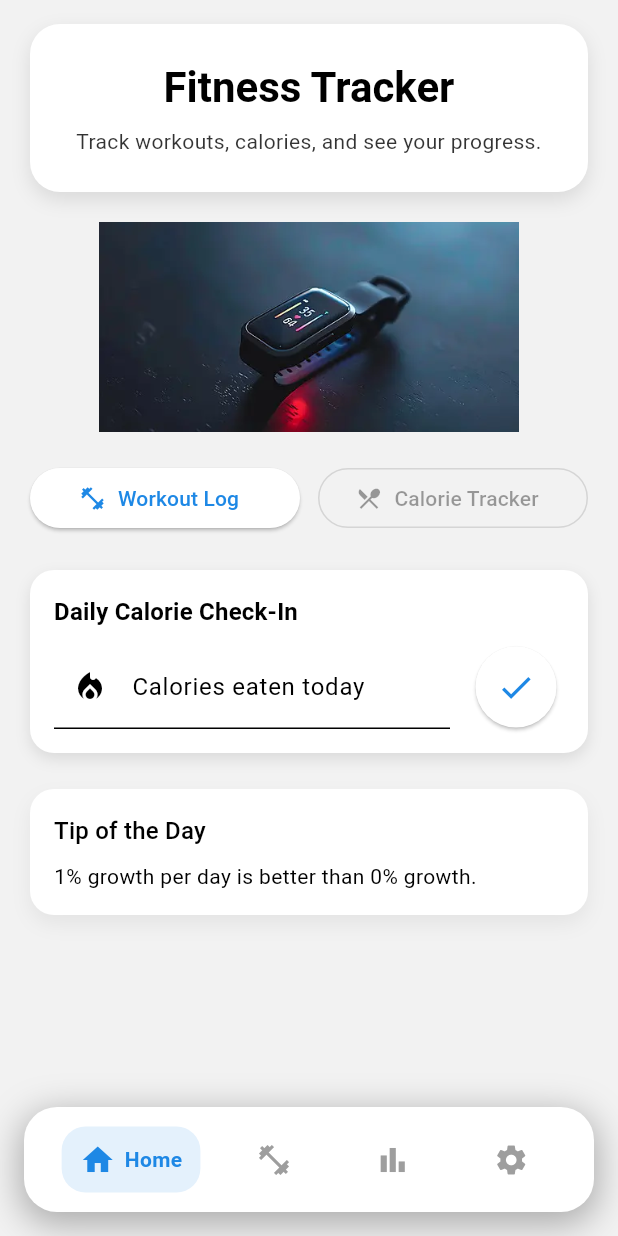
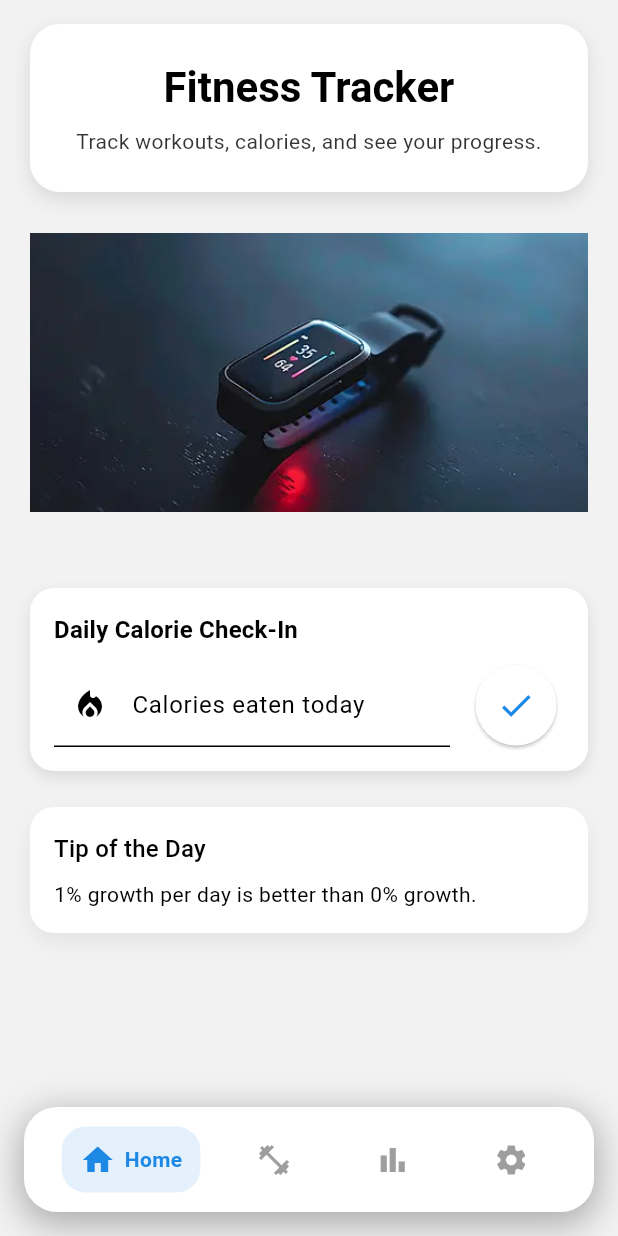
Before and after one commit to kvo110/fitness_tracker, a Flutter app: the screen it shows after launch, on a phone screen of 412 x 824 dp. Run offline on Flutter 3.47's test engine with Material 3 defaults, Android fonts, the phone set to English and light mode, and no system bars; our stand-ins replace fl_chart.

Commit message:
Adjusted image size on the home screen

```diff
--- a/lib/api/workout_api.dart
+++ b/lib/api/workout_api.dart
@@ -1,12 +1,10 @@
 class WorkoutAPI {
-  // This function mimics the previous async structure for easy reuse
+
   static Future<List<Map<String, String>>> fetchWorkoutPlans() async {
-    // Simulate a tiny delay (so your UI doesn’t break expecting a Future)
     await Future.delayed(const Duration(milliseconds: 200));
     return _fallbackExercises;
   }
 
-  // Local list of workout plans
   static final List<Map<String, String>> _fallbackExercises = [
     {
       'name': 'Push-Up',
--- a/lib/screens/home_screen.dart
+++ b/lib/screens/home_screen.dart
@@ -91,32 +91,32 @@ class _HomeScreenState extends State<HomeScreen> {
                 Center(
                     child: Image.asset(
                     'assets/images/homescreen.png',
-                    height: 140,
+                    height: 200,
                     fit: BoxFit.contain,
                     ),
                 ),
 
                 const SizedBox(height: 20),
                 // Quick action buttons
-                Row(
-                    children: [
-                        Expanded(
-                            child: ElevatedButton.icon(
-                                onPressed: widget.onOpenWorkout,
-                                icon: const Icon(Icons.fitness_center),
-                                label: const Text('Workout Log'),
-                            ),
-                        ),
-                        const SizedBox(width: 12),
-                        Expanded(
-                            child: OutlinedButton.icon(
-                                onPressed: widget.onOpenCalories,
-                                icon: const Icon(Icons.local_dining),
-                                label: const Text('Calorie Tracker'),
-                            ),
-                        ),
-                    ],
-                ),
+                // Row(
+                //     children: [
+                //         Expanded(
+                //             child: ElevatedButton.icon(
+                //                 onPressed: widget.onOpenWorkout,
+                //                 icon: const Icon(Icons.fitness_center),
+                //                 label: const Text('Workout Log'),
+                //             ),
+                //         ),
+                //         const SizedBox(width: 12),
+                //         Expanded(
+                //             child: OutlinedButton.icon(
+                //                 onPressed: widget.onOpenCalories,
+                //                 icon: const Icon(Icons.local_dining),
+                //                 label: const Text('Calorie Tracker'),
+                //             ),
+                //         ),
+                //     ],
+                // ),
                 const SizedBox(height: 24),
                 // Daily Calorie Check-In box
                 Container(
```
